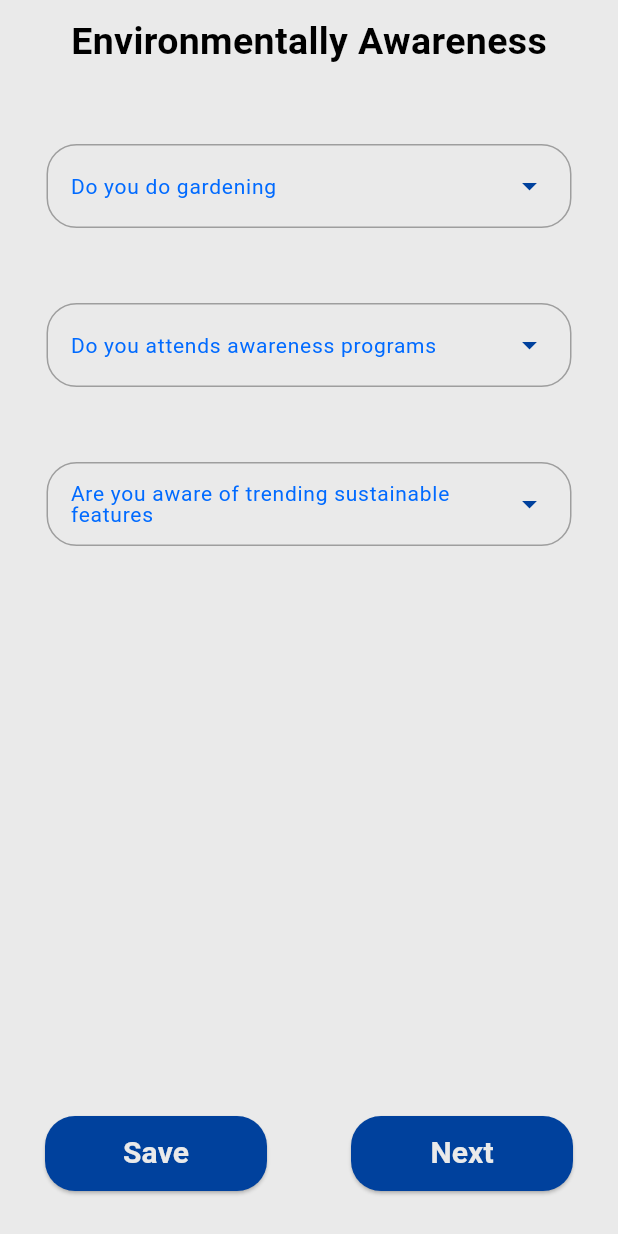
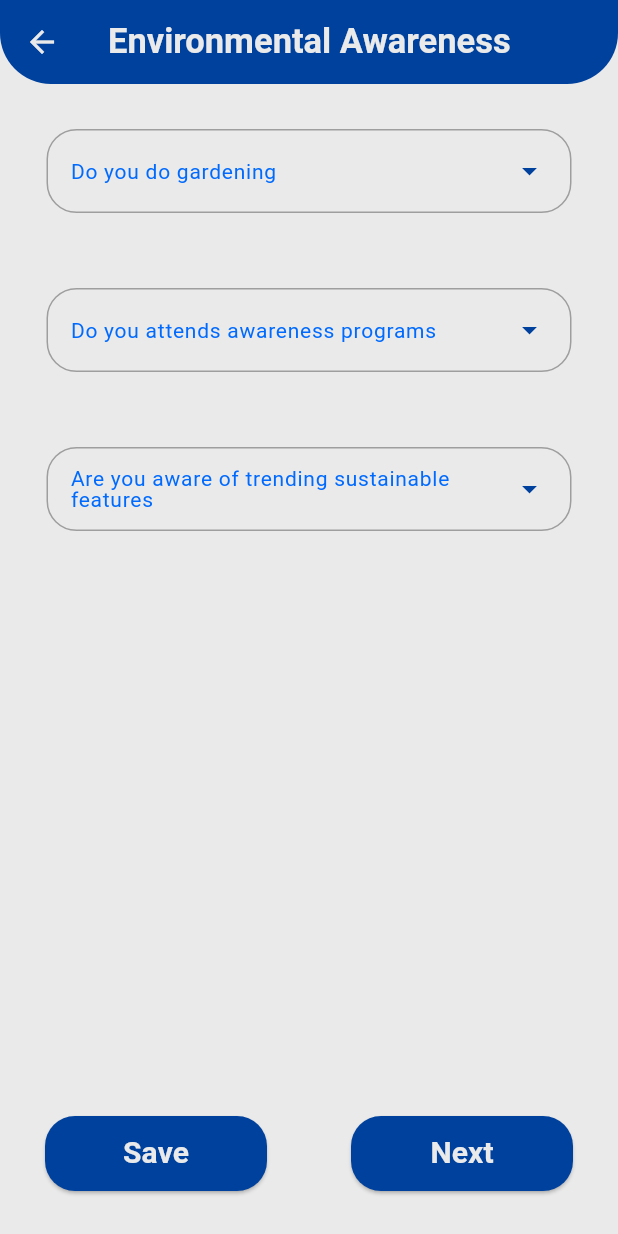
Before and after one commit to Karthik1772/Form_app, a Flutter app: the Environment screen opened by its route, on a phone screen of 412 x 824 dp. Run offline on Flutter 3.47's test engine with Material 3 defaults, Android fonts, the light colour scheme and no system bars; our stand-ins replace google_fonts; missing offline and left inert: gsheets; key blocks and very long unbroken strings in the code were emptied for the run.

Commit message:
fixed UI of every page

```diff
--- a/lib/core/themes/app_theme.dart
+++ b/lib/core/themes/app_theme.dart
@@ -14,12 +14,12 @@ class AppTheme {
     scaffoldBackgroundColor: AppColors.white,
     appBarTheme: AppBarTheme(
       //__________________________________________________________APP_BAR
-      backgroundColor: AppColors.white,
-      iconTheme: IconThemeData(color: AppColors.orange),
+      backgroundColor: AppColors.orange,
+      iconTheme: IconThemeData(color: AppColors.white),
       actionsIconTheme: IconThemeData(color: AppColors.orange),
       elevation: 0,
       titleTextStyle: GoogleFonts.poppins(
-        color: AppColors.black,
+        color: AppColors.white,
         fontSize: 18,
         fontWeight: FontWeight.w600,
       ),
--- a/lib/features/sheet_pages/Consumer_Choices/sheets/sheetscolumn.dart
+++ b/lib/features/sheet_pages/Consumer_Choices/sheets/sheetscolumn.dart
@@ -1,11 +1,11 @@
 class SheetsColumn {
-  static final power = "How often do you buy locally produced or organic products";
-  static final energy = "Do you actively reduce single use plastic consumption";
-  static final month = "Are you conscious of the carbon footprint products )";
+  static final buy = "How often do you buy locally produced or organic products";
+  static final reduce = "Do you actively reduce single use plastic consumption";
+  static final carbon = "Are you conscious of the carbon footprint products )";
 
   static List<String> getColumns() => [
-        power,
-        energy,
-        month,
+        buy,
+        reduce,
+        carbon,
       ];
 }
--- a/lib/features/sheet_pages/Environmentally_Awareness/Environment.dart
+++ b/lib/features/sheet_pages/Environmentally_Awareness/Environment.dart
@@ -1,7 +1,6 @@
 import 'package:demo/core/common/custom_buttons.dart';
 import 'package:demo/core/common/custom_drop.dart';
 import 'package:demo/core/common/custom_snackbar.dart';
-import 'package:demo/core/themes/app_colors.dart';
 import 'package:demo/features/sheet_pages/Environmentally_Awareness/sheets/googlesheet.dart';
 import 'package:demo/features/sheet_pages/Environmentally_Awareness/sheets/sheetscolumn.dart';
 import 'package:flutter/material.dart';
@@ -31,35 +30,38 @@ class _Environment extends State<Environment> {
   // Future<void> _checkSubmissionStatus() async {
   //   final prefs = await SharedPreferences.getInstance();
   //   setState(() {
-  //     _isSubmitted = prefs.getBool('demographic_submitted') ?? false;
+  //     _isSubmitted = prefs.getBool('Environmental_Awareness') ?? false;
   //   });
   // }
 
   // Future<void> _setSubmissionStatus() async {
   //   final prefs = await SharedPreferences.getInstance();
-  //   await prefs.setBool('demographic_submitted', true);
+  //   await prefs.setBool('Environmental_Awareness', true);
   // }
 
   @override
   Widget build(BuildContext context) {
     return SafeArea(
       child: Scaffold(
+        appBar: AppBar(
+          centerTitle: true,
+          title: Text(
+            "Environmental Awareness",
+            style: GoogleFonts.varelaRound(
+              fontSize: 23,
+              fontWeight: FontWeight.bold,
+            ),
+          ),
+          shape: RoundedRectangleBorder(
+            borderRadius: BorderRadius.vertical(bottom: Radius.circular(34)),
+          ),
+        ),
         body: Padding(
           padding: const EdgeInsets.all(10.0),
           child: Column(
             mainAxisAlignment: MainAxisAlignment.spaceEvenly,
             children: [
-              Center(
-                child: Text(
-                  "Environmentally Awareness",
-                  style: GoogleFonts.varelaRound(
-                    color: AppColors.black,
-                    fontSize: 25,
-                    fontWeight: FontWeight.bold,
-                  ),
-                ),
-              ),
-              const SizedBox(height: 50),
+              const SizedBox(height: 20),
               Expanded(
                 child: SingleChildScrollView(
                   child: Column(
@@ -113,9 +115,9 @@ class _Environment extends State<Environment> {
                         }
 
                         final feedback = {
-                          SheetsColumn.gardens: _garden.text.trim(),
-                          SheetsColumn.awarness: _aprogram.text.trim(),
-                          SheetsColumn.trends: _trend.text.trim(),
+                          SheetsColumn.garden: _garden.text.trim(),
+                          SheetsColumn.aprogram: _aprogram.text.trim(),
+                          SheetsColumn.trend: _trend.text.trim(),
                         };
 
                         await SheetsFlutter.insert(context, [feedback]);
--- a/lib/features/sheet_pages/Environmentally_Awareness/sheets/sheetscolumn.dart
+++ b/lib/features/sheet_pages/Environmentally_Awareness/sheets/sheetscolumn.dart
@@ -1,11 +1,11 @@
 class SheetsColumn {
-  static final gardens = "Do you do gardening";
-  static final awarness = "Do you attend awareness programs";
-  static final trends = "Are you aware of trending sustainable features";
+  static final garden = "Do you do gardening";
+  static final aprogram = "Do you attend awareness programs";
+  static final trend = "Are you aware of trending sustainable features";
 
   static List<String> getColumns() => [
-        gardens,
-        awarness,
-        trends,
+        garden,
+        aprogram,
+        trend,
       ];
 }
--- a/lib/features/sheet_pages/Occupation_details/sheets/sheetscolumn.dart
+++ b/lib/features/sheet_pages/Occupation_details/sheets/sheetscolumn.dart
@@ -1,16 +1,16 @@
 class SheetsColumn {
   static final business = "Do you own a business";
-  static final awarness = "Do you do awareness and environment-friendly work";
+  static final aprogram = "Do you do awareness and environment-friendly work";
   static final seminar = "Do you attend seminars";
-  static final far = "How far are you";
+  static final distance = "How far are you";
   static final earn = "How often do you earn";
 
 
   static List<String> getColumns() => [
         business,
-        awarness,
+        aprogram,
         seminar,
-        far,
+        distance,
         earn,
       ];
 }
--- a/lib/features/sheet_pages/transpotation_details/sheets/sheetscolumn.dart
+++ b/lib/features/sheet_pages/transpotation_details/sheets/sheetscolumn.dart
@@ -1,17 +1,17 @@
 class SheetsColumn {
-  static final primaryTransport = "Primary mode of transportation";
-  static final hybridVehicle = "Do you own an electric or hybrid vehicle";
+  static final primary = "Primary mode of transportation";
+  static final hybrid = "Do you own an electric or hybrid vehicle";
   static final frequency = "Frequency of using private transportation";
-  static final drivingPattern = "Driving pattern";
+  static final Pattern = "Driving pattern";
   static final distance = "Average distance traveled per day (in kilometers)";
-  static final carpool = "Do you carpool or share rides";
+  static final pool = "Do you carpool or share rides";
 
   static List<String> getColumns() => [
-        primaryTransport,
-        hybridVehicle,
+        primary,
+        hybrid,
         frequency,
-        drivingPattern,
+        Pattern,
         distance,
-        carpool,
+        pool,
       ];
 }
```
Also changed, not shown: lib/features/sheet_pages/Consumer_Choices/customer.dart (+21 -18 lines), lib/features/sheet_pages/Demographic_Information/Demographic.dart (+15 -12 lines), lib/features/sheet_pages/Energy_Consumption/energy.dart (+18 -17 lines), lib/features/sheet_pages/Food_Consumption/Food.dart (+21 -20 lines), lib/features/sheet_pages/Miscellaneous_details/Miscellaneous.dart (+16 -15 lines), lib/features/sheet_pages/Occupation_details/Occupation.dart (+19 -17 lines), lib/features/sheet_pages/transpotation_details/transportation.dart (+20 -18 lines), lib/features/sheet_pages/waste_managment/waste.dart (+16 -14 lines), lib/features/splash_screen/splash.dart (+6 -2 lines).
